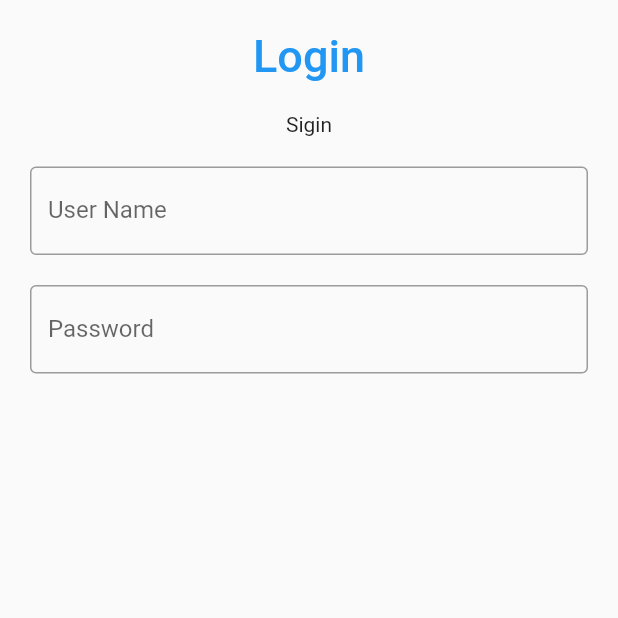
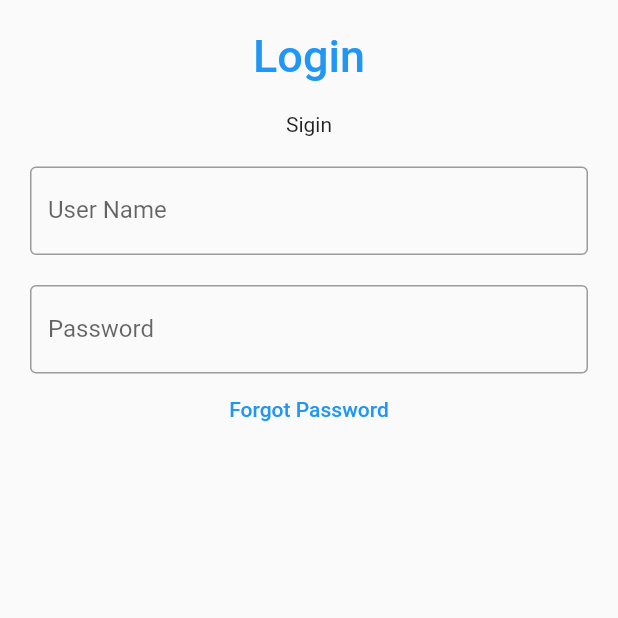
Before and after one commit to Dev-Pong-Sa-Vath/login_screen_1, a Flutter app: the screen it shows after launch, on a phone screen of 412 x 824 dp, the top half of it. Run offline on Flutter 3.47's test engine with Material 2 defaults, Android fonts, the phone set to English and light mode, and no system bars.

Commit message:
Add Text

```diff
--- a/login_screen_1/lib/login.dart
+++ b/login_screen_1/lib/login.dart
@@ -45,6 +45,13 @@ class _LoginScreenState extends State<LoginScreen> {
             decoration: InputDecoration(border: OutlineInputBorder(), labelText: 'Password'),
           ),
           ),
+          FlatButton(
+            onPressed: () {
+              //Action
+            },
+            textColor: Colors.blue,
+            child: Text('Forgot Password'),
+          ),
       ]),
     ));
   }
```
